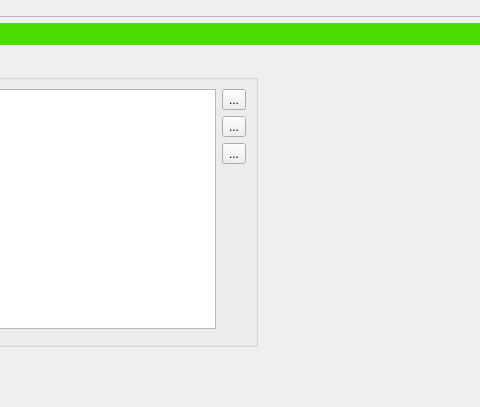
Qt form Clients/clientswindow.ui (rust3128/HotlineDesktop) before a commit; both pictures show x 224 to 704 and y 109 to 516 of the 970 by 816 pixel window.
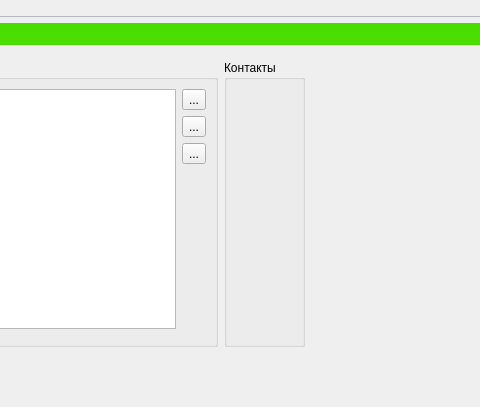
The same form after that commit. Icons and pictures are not drawn. Custom widgets are drawn as their Qt base class.

```diff
--- a/Clients/clientswindow.ui
+++ b/Clients/clientswindow.ui
@@ -129,13 +129,13 @@
          <x>0</x>
          <y>0</y>
          <width>952</width>
-         <height>588</height>
+         <height>599</height>
         </rect>
        </property>
        <attribute name="label">
         <string>Общая информация</string>
        </attribute>
-       <layout class="QGridLayout" name="gridLayout_4">
+       <layout class="QGridLayout" name="gridLayout_5">
         <item row="0" column="0">
          <widget class="QGroupBox" name="groupBox">
           <property name="title">
@@ -251,7 +251,16 @@
          </widget>
         </item>
         <item row="0" column="1">
-         <widget class="AdminsListForm" name="widgetAdmins" native="true"/>
+         <widget class="QGroupBox" name="groupBox_2">
+          <property name="title">
+           <string>Контакты</string>
+          </property>
+          <layout class="QGridLayout" name="gridLayout_4">
+           <item row="0" column="0">
+            <widget class="AdminsListForm" name="widgetAdmins" native="true"/>
+           </item>
+          </layout>
+         </widget>
         </item>
         <item row="0" column="2">
          <spacer name="horizontalSpacer">
```
Left out of the diff: 4 changed lines with no effect on the pictures.
